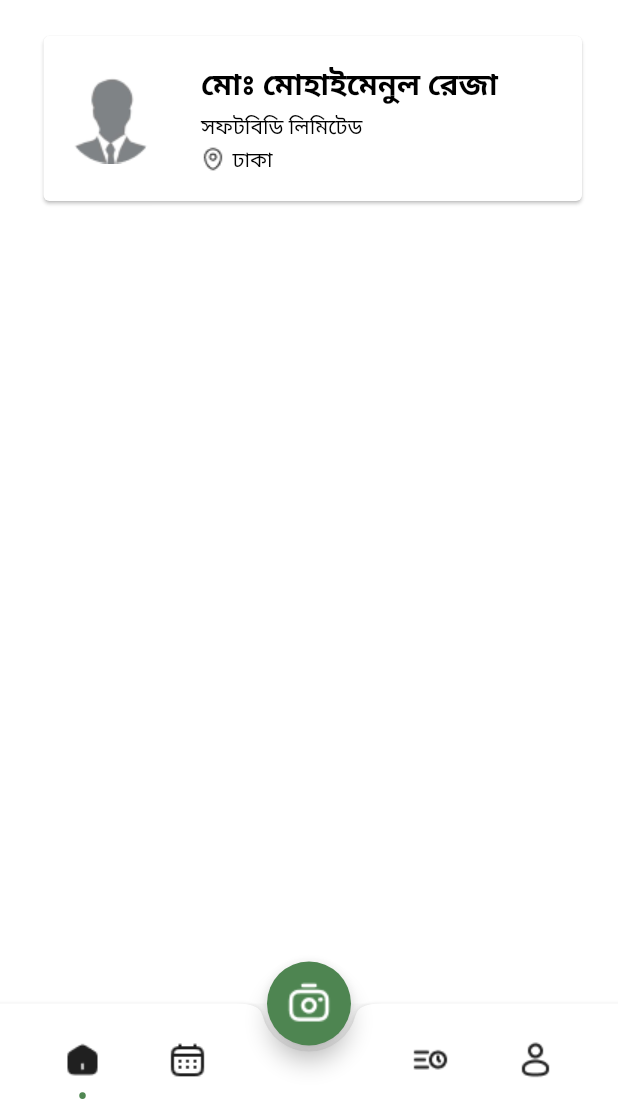
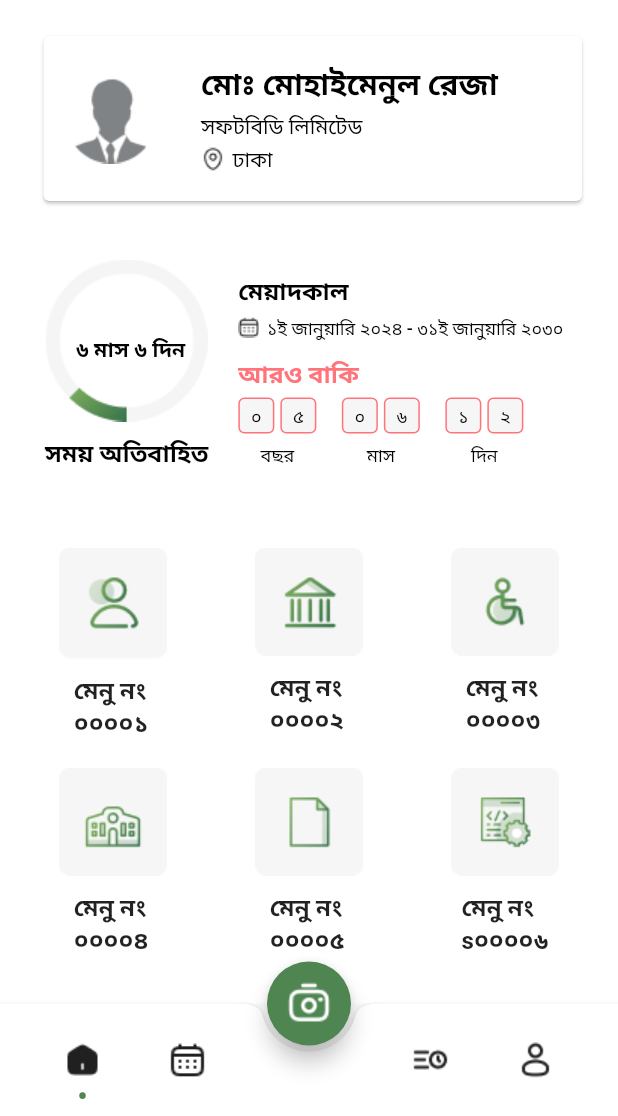
Before and after one commit to sunnyrahman/softbd_project, a Flutter app: the screen it shows after launch, on a phone screen of 412 x 824 dp, the part 120-1236 px from its top. Run offline on Flutter 3.47's test engine with Material 2 defaults, Android fonts, the phone set to English and light mode, and no system bars; our stand-ins replace dio, get, get_it, shared_preferences, shimmer.

Commit message:
after Screen1 complete Commit

```diff
--- a/lib/global/constants/constants.dart
+++ b/lib/global/constants/constants.dart
@@ -0,0 +1,19 @@
+import 'images.dart';
+
+List image1 = [
+  Images.gridImage1,
+  Images.gridImage2,
+  Images.gridImage3,
+  Images.gridImage4,
+  Images.gridImage5,
+  Images.gridImage6,
+];
+
+List<String> title1 = [
+  "মেনু নং \n০০০০১",
+  "মেনু নং \n০০০০২",
+  "মেনু নং \n০০০০৩",
+  "মেনু নং \n০০০০৪",
+  "মেনু নং \n০০০০৫",
+  "মেনু নং \ns০০০০৬",
+];
--- a/lib/global/constants/images.dart
+++ b/lib/global/constants/images.dart
@@ -4,6 +4,8 @@ class Images {
   //::::::::::::::::::::::::: Images ::::::::::::::::::::::::::::
   static const String splash = 'assets/images/com_splash.png';
   static const String user = 'assets/images/user.png';
+  static const String confirm = 'assets/images/confirm.png';
+  static const String frame = 'assets/images/frame.png';
 
 
   /// Icons
@@ -18,10 +20,18 @@ class Images {
   static const String profile = 'assets/icons/profile.png';
   static const String arrow_back = 'assets/icons/arrow_back.png';
   static const String arrow = 'assets/icons/arrow.png';
+  static const String time = 'assets/icons/time.png';
+  static const String calendarBlack = 'assets/icons/calendar_black.png';
+  static const String homeWhite = 'assets/icons/home_white.png';
 
 
-
-  ///
+  /// Grid images
+  static const String gridImage1 = 'assets/images/gridImage1.png';
+  static const String gridImage2 = 'assets/images/gridImage2.png';
+  static const String gridImage3 = 'assets/images/gridImage3.png';
+  static const String gridImage4 = 'assets/images/gridImage4.png';
+  static const String gridImage5 = 'assets/images/gridImage5.png';
+  static const String gridImage6 = 'assets/images/gridImage6.png';
 
 
 
--- /dev/null
+++ b/lib/view/base_widget/custom_popup_dialog.dart
@@ -0,0 +1,73 @@
+import 'package:flutter/material.dart';
+import 'package:get/get.dart';
+import '../../global/constants/colors_resources.dart';
+import '../../global/constants/images.dart';
+import '../../global/widget/global_sizedbox.dart';
+
+class CustomAlertDialogForPermission extends StatelessWidget {
+  final String title;
+  final String description;
+  final String buttonText;
+  final bool isError;
+  final Function() buttonTap;
+  const CustomAlertDialogForPermission({Key? key, required this.title, required this.buttonTap, required this.buttonText, this.description=" ",  this.isError=false}) : super(key: key);
+  @override
+  Widget build(BuildContext context) {
+    return Dialog(
+      shape: RoundedRectangleBorder(borderRadius: BorderRadius.circular(15)),
+      insetPadding: const EdgeInsets.all(30),
+      clipBehavior: Clip.antiAliasWithSaveLayer,
+      child: SizedBox(
+        height: 286,
+        width: 327,
+        child: Column(
+          crossAxisAlignment: CrossAxisAlignment.center,
+          mainAxisSize: MainAxisSize.min,
+          children: [
+            sizeBoxH(30),
+            Image.asset(Images.confirm) ,
+            sizeBoxH(25),
+            Padding(
+              padding: const EdgeInsets.all(8.0),
+              child: Row(
+                mainAxisAlignment: MainAxisAlignment.center,
+                children: [
+                  Expanded(child: Text(title,textAlign:TextAlign.center,style: const TextStyle(color: Color(0xff202020),fontSize: 16, fontWeight: FontWeight.w700))),
+                ],
+              ),
+            ),
+            Padding(
+              padding: const EdgeInsets.symmetric(horizontal: 30),
+              child: Row(
+                mainAxisAlignment: MainAxisAlignment.center,
+                children: [
+                  Expanded(child: Text(description,textAlign:TextAlign.center,style: const TextStyle(color: Color(0xff6A6A6A),fontSize: 14, fontWeight: FontWeight.w400))),
+                ],
+              ),
+            ),
+            sizeBoxH(18),
+            Container(
+              height: 46,
+              width: 207,
+              decoration:  BoxDecoration(
+                borderRadius: BorderRadius.circular(8),
+                color: const Color(0xff4E8551),
+              ),
+              padding: const EdgeInsets.all(0),
+              child: InkWell(
+                onTap: buttonTap,
+                child: Container(
+                    padding: const EdgeInsets.all(5),
+                    width: Get.width,
+                    child: Center(
+                      child: Text(buttonText,
+                        style: const TextStyle(fontSize: 18,
+                            color: ColorRes.white,fontWeight: FontWeight.w600),),
+                    )),),
+            ),
+          ],
+        ),
+      ),
+    );
+  }
+}
--- a/lib/view/screen/dashboard screen/dashboard_screen.dart
+++ b/lib/view/screen/dashboard screen/dashboard_screen.dart
@@ -68,8 +68,7 @@ class _DashBordScreenState extends State<DashBordScreen> {
                         child: Column(
                           mainAxisAlignment: MainAxisAlignment.center,
                           children: [
-                            Image.asset(Images.home, height: 25, color: currentTab == 0 ? const Color(0xff202020) : const Color(0xff202020),),
-                            //Icon(Icons.home, size: 25, color: currentTab == 0 ? Color(0xff202020) : Color(0xff202020),),
+                            Image.asset( currentTab==0 ? Images.home : Images.homeWhite, height: 25, color: currentTab == 0 ? const Color(0xff202020) : const Color(0xff202020),),
                             SizedBox(
                               height: 15,
                                 // color: Colors.purple,
@@ -91,7 +90,7 @@ class _DashBordScreenState extends State<DashBordScreen> {
                         child: Column(
                           mainAxisAlignment: MainAxisAlignment.center,
                           children: [
-                            Image.asset(Images.date, height: 25, color: currentTab == 1 ? const Color(0xff202020) : const Color(0xff202020),),
+                            Image.asset( currentTab==1 ? Images.calendarBlack :  Images.date, height: 25, color: currentTab == 1 ? const Color(0xff202020) : const Color(0xff202020),),
                             SizedBox(
                                 height: 15,
                                 child: Text("•", textAlign: TextAlign.start, style: TextStyle( fontSize: 20, color: currentTab == 1 ? const Color(0xff508752) : Colors.transparent),)),
--- a/lib/view/screen/screen_1/screen_1.dart
+++ b/lib/view/screen/screen_1/screen_1.dart
@@ -1,6 +1,9 @@
 import 'package:flutter/material.dart';
 import '../../../../global/constants/images.dart';
 import '../../../global/widget/global_sizedbox.dart';
+import 'widget/circle_widget.dart';
+import 'widget/day_month_year_widget.dart';
+import 'widget/grid_widget.dart';
 import 'widget/profile_card_widget.dart';
 
 class FirstScreen extends StatefulWidget {
@@ -41,8 +44,57 @@ class _FirstScreenState extends State<FirstScreen> {
           /// 1st Card
           const ProfileInfo(),
           sizeBoxH(25),
-
-
+          Padding(
+            padding: const EdgeInsets.only(left: 30, top: 10, bottom: 10),
+            child: Row(
+              crossAxisAlignment: CrossAxisAlignment.start,
+              children: [
+                const CircleWidget(),
+                const SizedBox(width: 20),
+                Column(
+                  crossAxisAlignment: CrossAxisAlignment.start,
+                  children: [
+                    sizeBoxH(10),
+                    const Text(
+                      'মেয়াদকাল',
+                      style: TextStyle(
+                          color: Colors.black,
+                          fontSize: 16,
+                          fontWeight: FontWeight.w700),
+                    ),
+                    sizeBoxH(5),
+                    Row(
+                      children: [
+                        Image.asset(Images.time),
+                        sizeBoxW(5),
+                        const Text(
+                          '১ই জানুয়ারি ২০২৪ - ৩১ই জানুয়ারি ২০৩০',
+                          style: TextStyle(
+                              color: Colors.black,
+                              fontSize: 12,
+                              fontWeight: FontWeight.w500),
+                        ),
+                      ],
+                    ),
+                    const SizedBox(height: 12),
+                    const Text(
+                      'আরও বাকি',
+                      style: TextStyle(
+                          color: Color(0xffFF737A),
+                          fontSize: 16,
+                          fontWeight: FontWeight.w700),
+                    ),
+                    sizeBoxH(5),
+                    const DayMonthYearWidget(),
+                  ],
+                ),
+              ],
+            ),
+          ),
+          sizeBoxH(30),
+          const Expanded(
+            child: GridWidget(),
+          ),
         ],
       ),
     );
--- /dev/null
+++ b/lib/view/screen/screen_1/widget/circle_widget.dart
@@ -0,0 +1,47 @@
+import 'package:flutter/material.dart';
+import '../../../../../global/constants/images.dart';
+import '../../../../../global/widget/global_sizedbox.dart';
+
+
+class CircleWidget extends StatefulWidget {
+  const CircleWidget({super.key});
+
+  @override
+  State<CircleWidget> createState() => _CircleWidgetState();
+}
+
+class _CircleWidgetState extends State<CircleWidget> {
+  @override
+  Widget build(BuildContext context) {
+    return Column(
+      children: [
+        Stack(
+          children: [
+            Image.asset(Images.frame, height: 108, width: 108),
+            const Positioned(
+              top: 50,
+              left: 20,
+              child: Center(
+                child: Text(
+                  "৬ মাস ৬ দিন",
+                  style: TextStyle(
+                      color: Colors.black,
+                      fontSize: 14,
+                      fontWeight: FontWeight.w600),
+                ),
+              ),
+            )
+          ],
+        ),
+        sizeBoxH(10),
+        const Text(
+          'সময় অতিবাহিত',
+          style: TextStyle(
+              color: Colors.black,
+              fontSize: 16,
+              fontWeight: FontWeight.w700),
+        ),
+      ],
+    );
+  }
+}
--- /dev/null
+++ b/lib/view/screen/screen_1/widget/day_month_year_widget.dart
@@ -0,0 +1,187 @@
+import 'package:flutter/material.dart';
+import '../../../../../global/widget/global_sizedbox.dart';
+
+
+class DayMonthYearWidget extends StatefulWidget {
+  const DayMonthYearWidget({super.key});
+
+  @override
+  State<DayMonthYearWidget> createState() => _DayMonthYearWidgetState();
+}
+
+class _DayMonthYearWidgetState extends State<DayMonthYearWidget> {
+  @override
+  Widget build(BuildContext context) {
+    return  Row(
+      children: [
+        Column(
+          children: [
+            Row(
+              children: [
+                Container(
+                  decoration: BoxDecoration(
+                    color: const Color(0xffF6F6F6),
+                    border: Border.all(
+                        color: const Color(0xffFF737A), width: 1),
+                    borderRadius: BorderRadius.circular(4),
+                  ),
+                  height: 24,
+                  width: 24,
+                  child: const Center(
+                    child: Text(
+                      "০",
+                      style: TextStyle(
+                          color: Colors.black,
+                          fontSize: 12,
+                          fontWeight: FontWeight.w500),
+                    ),
+                  ),
+                ),
+                sizeBoxW(4),
+                Container(
+                  decoration: BoxDecoration(
+                    color: const Color(0xffF6F6F6),
+                    border: Border.all(
+                        color: const Color(0xffFF737A), width: 1),
+                    borderRadius: BorderRadius.circular(4),
+                  ),
+                  height: 24,
+                  width: 24,
+                  child: const Center(
+                    child: Text(
+                      "৫",
+                      style: TextStyle(
+                          color: Colors.black,
+                          fontSize: 12,
+                          fontWeight: FontWeight.w500),
+                    ),
+                  ),
+                )
+              ],
+            ),
+            sizeBoxH(6),
+            const Text(
+              'বছর',
+              style: TextStyle(
+                  color: Colors.black,
+                  fontSize: 12,
+                  fontWeight: FontWeight.w500),
+            ),
+          ],
+        ),
+        sizeBoxW(17),
+        Column(
+          children: [
+            Row(
+              children: [
+                Container(
+                  decoration: BoxDecoration(
+                    color: const Color(0xffF6F6F6),
+                    border: Border.all(
+                        color: const Color(0xffFF737A), width: 1),
+                    borderRadius: BorderRadius.circular(4),
+                  ),
+                  height: 24,
+                  width: 24,
+                  child: const Center(
+                    child: Text(
+                      "০",
+                      style: TextStyle(
+                          color: Colors.black,
+                          fontSize: 12,
+                          fontWeight: FontWeight.w500),
+                    ),
+                  ),
+                ),
+                sizeBoxW(4),
+                Container(
+                  decoration: BoxDecoration(
+                    color: const Color(0xffF6F6F6),
+                    border: Border.all(
+                        color: const Color(0xffFF737A), width: 1),
+                    borderRadius: BorderRadius.circular(4),
+                  ),
+                  height: 24,
+                  width: 24,
+                  child: const Center(
+                    child: Text(
+                      "৬",
+                      style: TextStyle(
+                          color: Colors.black,
+                          fontSize: 12,
+                          fontWeight: FontWeight.w500),
+                    ),
+                  ),
+                )
+              ],
+            ),
+            sizeBoxH(6),
+            const Text(
+              'মাস',
+              style: TextStyle(
+                  color: Colors.black,
+                  fontSize: 12,
+                  fontWeight: FontWeight.w500),
+            ),
+          ],
+        ),
+        sizeBoxW(17),
+        Column(
+          children: [
+            Row(
+              children: [
+                Container(
+                  decoration: BoxDecoration(
+                    color: const Color(0xffF6F6F6),
+                    border: Border.all(
+                        color: const Color(0xffFF737A), width: 1),
+                    borderRadius: BorderRadius.circular(4),
+                  ),
+                  height: 24,
+                  width: 24,
+                  child: const Center(
+                    child: Text(
+                      "১",
+                      style: TextStyle(
+                          color: Colors.black,
+                          fontSize: 12,
+                          fontWeight: FontWeight.w500),
+                    ),
+                  ),
+                ),
+                sizeBoxW(4),
+                Container(
+                  decoration: BoxDecoration(
+                    color: const Color(0xffF6F6F6),
+                    border: Border.all(
+                        color: const Color(0xffFF737A), width: 1),
+                    borderRadius: BorderRadius.circular(4),
+                  ),
+                  height: 24,
+                  width: 24,
+                  child: const Center(
+                    child: Text(
+                      "২",
+                      style: TextStyle(
+                          color: Colors.black,
+                          fontSize: 12,
+                          fontWeight: FontWeight.w500),
+                    ),
+                  ),
+                )
+              ],
+            ),
+            sizeBoxH(6),
+            const Text(
+              'দিন',
+              style: TextStyle(
+                  color: Colors.black,
+                  fontSize: 12,
+                  fontWeight: FontWeight.w500),
+            ),
+          ],
+        ),
+      ],
+    );
+  }
+}
--- /dev/null
+++ b/lib/view/screen/screen_1/widget/grid_widget.dart
@@ -0,0 +1,35 @@
+import 'package:flutter/material.dart';
+import '../../../../../global/widget/global_sizedbox.dart';
+import '../../../../global/constants/constants.dart';
+
+class GridWidget extends StatefulWidget {
+  const GridWidget({super.key});
+
+  @override
+  State<GridWidget> createState() => _GridWidgetState();
+}
+
+class _GridWidgetState extends State<GridWidget> {
+  @override
+  Widget build(BuildContext context) {
+    return Container(
+        padding: const EdgeInsets.all(12.0),
+        child: GridView.builder(
+          itemCount: image1.length,
+          gridDelegate: const SliverGridDelegateWithFixedCrossAxisCount(
+              crossAxisCount: 3,
+              crossAxisSpacing: 4.0,
+              mainAxisSpacing: 20
+          ),
+          itemBuilder: (BuildContext context, int index){
+            return Column(
+              children: [
+                Image.asset("${image1[index]}"),
+                sizeBoxH(10),
+                Text( title1[index], style: const TextStyle(fontSize: 16, fontWeight: FontWeight.w600),),
+              ],
+            );
+          },
+        ));
+  }
+}
--- a/lib/view/screen/screen_3/screen_3.dart
+++ b/lib/view/screen/screen_3/screen_3.dart
@@ -1,6 +1,9 @@
 import 'package:flutter/material.dart';
+import 'package:get/get.dart';
 import '../../../../global/constants/images.dart';
+import '../../../../global/utils/show_toast.dart';
 import '../../../global/widget/global_sizedbox.dart';
+import '../../base_widget/custom_popup_dialog.dart';
 import '../../base_widget/custom_text_field.dart';
 import '../../base_widget/global_button.dart';
 
@@ -124,12 +127,40 @@ class _Screen3State extends State<Screen3> {
           child: Padding(
             padding: const EdgeInsets.symmetric(horizontal: 35,),
             child: GlobalButtonWidget(
-              buttomColor: const Color(0xff336F4A),
+                buttomColor: const Color(0xff336F4A),
                 str: 'সংরক্ষন করুন',
                 height: 45,
                 radius: 12,
-                onTap: () {
-
+                onTap: () async{
+                  if(nameCtr.text.isNotEmpty){
+                    if(subCtr.text.isNotEmpty){
+                      if(dateCtr.text.isNotEmpty){
+                        if(locationCtr.text.isNotEmpty){
+                          if(descriptionCtr.text.isNotEmpty){
+                            Get.dialog(CustomAlertDialogForPermission(
+                              title: 'নতুন অনুচ্ছেদ সংরক্ষন',
+                              description: 'আপনার সময়রেখাতে নতুন অনুচ্ছেদ সংরক্ষণ সম্পুর্ন হয়েছে',
+                              buttonTap: () {
+                                // Navigator.pop(context);
+                                Get.offAll(const Screen3());
+                              },
+                              buttonText: "আরও যোগ করুন",
+                            ));
+                          } else{
+                            showCustomSnackBar("কার্যক্রমের বিবরণ লিখুন");
+                          }
+                        } else{
+                          showCustomSnackBar("স্থান নির্বাচন করুন");
+                        }
+                      } else{
+                        showCustomSnackBar("তারিখ ও সময় নির্বাচন করুন");
+                      }
+                    } else{
+                      showCustomSnackBar("অনুচ্ছেদের বিভাগ নির্বাচন করুন");
+                    }
+                  } else{
+                    showCustomSnackBar("অনুচ্ছেদ লিখুন");
+                  }
                 }
             ),
           ),
```
Also changed, not shown: assets/icons/calendar_black.png (added), assets/icons/home_white.png (added), assets/icons/time.png (added), assets/images/confirm.png (added), assets/images/frame.png (added), assets/images/gridImage1.png (added), assets/images/gridImage2.png (added), assets/images/gridImage3.png (added), assets/images/gridImage4.png (added), assets/images/gridImage5.png (added), assets/images/gridImage6.png (added).
